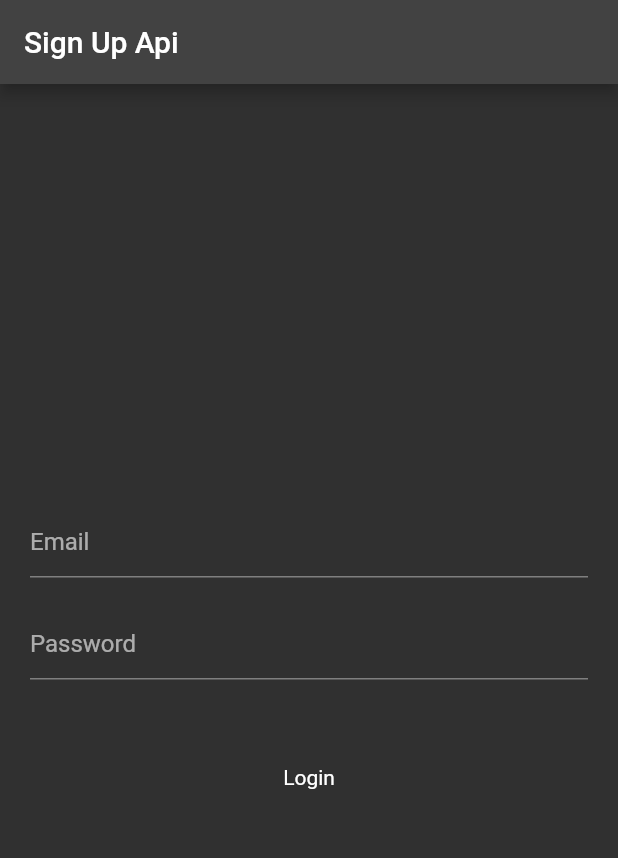
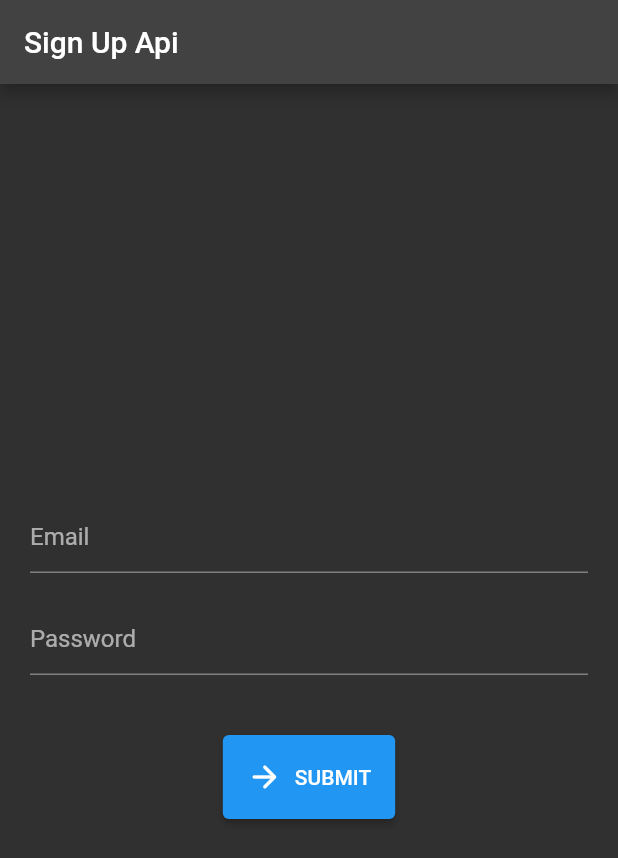
Before and after one commit to mahitechnologies259/api_authentication, a Flutter app: the screen it shows after launch, on a phone screen of 412 x 824 dp. Shown: the top 858 px of the screen. Run offline on Flutter 3.47's test engine with Material 2 defaults, Android fonts, the phone set to English and light mode, and no system bars; our stand-ins replace get.

Commit message:
after adding button animation disable and loading

```diff
--- a/lib/main.dart
+++ b/lib/main.dart
@@ -1,6 +1,7 @@
 import 'package:api_authentication/homepage.dart';
 import 'package:flutter/material.dart';
 import 'signup.dart';
+import 'package:get/get.dart';
 
 void main() {
   runApp(const MyApp());
@@ -12,7 +13,7 @@ class MyApp extends StatelessWidget {
 
   @override
   Widget build(BuildContext context) {
-    return MaterialApp(
+    return GetMaterialApp(
       title: 'Flutter Demo',
       theme: ThemeData.dark(),
       home: const SignUpScreen(),
--- a/lib/signup.dart
+++ b/lib/signup.dart
@@ -1,7 +1,7 @@
 import 'dart:convert';
-
 import 'package:flutter/material.dart';
 import 'package:http/http.dart';
+
 
 class SignUpScreen extends StatefulWidget {
   const SignUpScreen({Key? key}) : super(key: key);
@@ -12,22 +12,12 @@ class SignUpScreen extends StatefulWidget {
 
 class _SignUpScreenState extends State<SignUpScreen> {
 
-  // bool isDisabled = false;
-  // @override
-  // void initState(){
-  //   super.initState();
-  //   // Future((){
-  //   //   isDisabled = false  ;
-  //   // });
-  //   WidgetsBinding.instance.addPostFrameCallback((_) => isDisabled = false  ;);
-  //   // isDisabled = false  ;
-  //
-  // }
+  bool isDisabled = false;
 
   TextEditingController emailController = TextEditingController();
   TextEditingController passwordController = TextEditingController();
 
-  void login(String email , password) async {
+  login(String email , password) async {
 
     try{
 
@@ -41,14 +31,12 @@ class _SignUpScreenState extends State<SignUpScreen> {
 
       if(response.statusCode == 200){
         setState(() {
-          // isDisabled = true;
+          isDisabled = true;
         });
         var data = jsonDecode(response.body.toString());
-        print(data['token']);
         ScaffoldMessenger.of(context).showSnackBar(SnackBar(
           content: Text('Token ID: '+ data['token']+' Login successfully'),
         ));
-        print('Login successfully');
         Future.delayed(Duration(seconds: 3),(){
           Navigator.pushReplacementNamed(context, '/homepage');
         });
@@ -63,6 +51,13 @@ class _SignUpScreenState extends State<SignUpScreen> {
     }catch(e){
       print(e.toString());
     }
+  }
+  void httpJob(AnimationController controller) async {
+    controller.forward();
+    print("delay start");
+    await Future.delayed(Duration(seconds: 3), () {});
+    print("delay stop");
+    controller.reset();
   }
   @override
   Widget build(BuildContext context) {
@@ -90,26 +85,23 @@ class _SignUpScreenState extends State<SignUpScreen> {
               ),
             ),
             SizedBox(height: 40,),
-            GestureDetector(
-              onTap: (){
-                login(emailController.text.toString(), passwordController.text.toString());
-                // setState(() {
-                //   isD
-                // });
-                // jsonDecode(source)
-              },
-              child: Container(
-                height: 50,
-                decoration: BoxDecoration(
-                  // color: isDisabled? Colors.grey:Colors.green,
-                  borderRadius: BorderRadius.circular(10)
-                ),
-                child: Center(child: Text('Login'),),
-              ),
-            ),
-          ],
-        ),
-      ),
-    );
+          ElevatedButton.icon(
+      onPressed: isDisabled ? null : ()=>login(emailController.text.toString(), passwordController.text.toString()),
+      style: ElevatedButton.styleFrom(padding: const EdgeInsets.all(16.0)),
+    icon: isDisabled
+    ? Container(
+    width: 24,
+    height: 24,
+    padding: const EdgeInsets.all(2.0),
+    child: const CircularProgressIndicator(
+    color: Colors.white,
+    strokeWidth: 3,
+    ),
+    )
+        : const Icon(Icons.arrow_forward_rounded),
+    label: const Text('SUBMIT'),
+    )
+      ]),
+    ));
   }
 }
--- a/pubspec.yaml
+++ b/pubspec.yaml
@@ -36,6 +36,8 @@ dependencies:
   # Use with the CupertinoIcons class for iOS style icons.
   cupertino_icons: ^1.0.2
   http: ^0.13.5
+  get: ^4.6.5
+  progress_state_button: ^1.0.4
 
 dev_dependencies:
   flutter_test:
```
Also changed, not shown: pubspec.lock.
